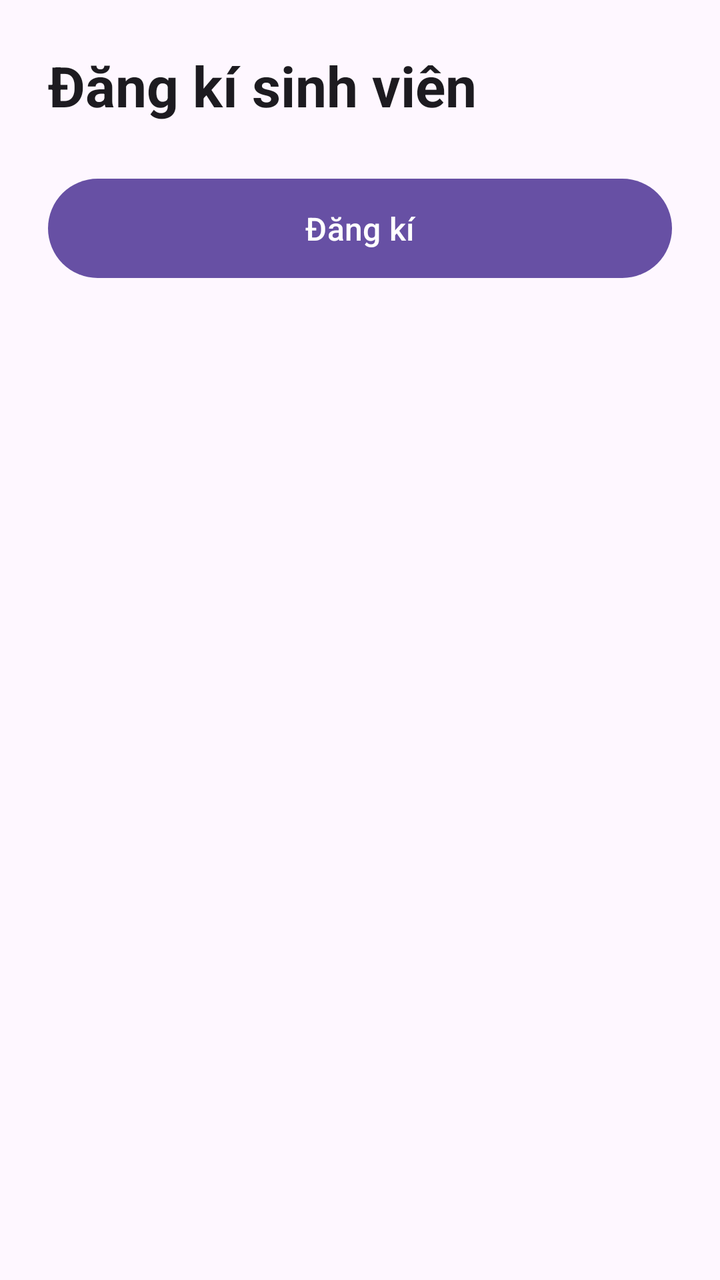
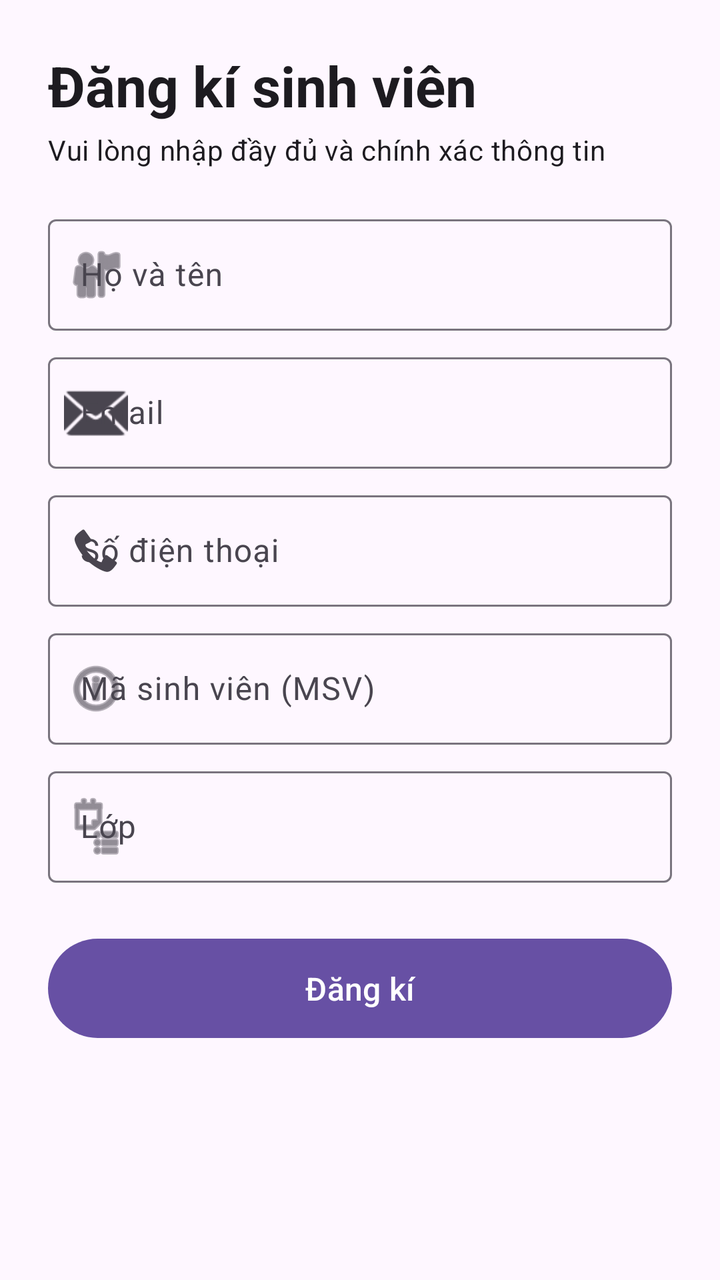

The first picture is an Android layout as it rendered before a commit; the second is the same layout after the commit. The layout source and the unified diff follow.
<!-- AndroidManifest.xml: application theme Theme.NDT_Event_Validation -->
<!-- res/layout/activity_main.xml -->
<?xml version="1.0" encoding="utf-8"?>
<ScrollView xmlns:android="http://schemas.android.com/apk/res/android"
    xmlns:tools="http://schemas.android.com/tools"
    android:id="@+id/main"
    android:layout_width="match_parent"
    android:layout_height="match_parent"
    android:fillViewport="true"
    tools:context=".MainActivity">

    <LinearLayout
        android:layout_width="match_parent"
        android:layout_height="wrap_content"
        android:orientation="vertical"
        android:padding="24dp">

        <TextView
            android:layout_width="match_parent"
            android:layout_height="wrap_content"
            android:text="@string/title_register"
            android:textAppearance="?attr/textAppearanceHeadlineMedium"
            android:textStyle="bold" />

        <com.google.android.material.button.MaterialButton
            android:id="@+id/btnRegister"
            android:layout_width="match_parent"
            android:layout_height="wrap_content"
            android:layout_marginTop="24dp"
            android:paddingVertical="14dp"
            android:text="@string/btn_register"
            android:textSize="16sp" />

    </LinearLayout>
</ScrollView>
<!-- resources referenced by this layout -->
<resources>
  <string name="btn_register">Đăng kí</string>
  <string name="title_register">Đăng kí sinh viên</string>
  <style name="Theme.NDT_Event_Validation" parent="Base.Theme.NDT_Event_Validation" />
  <style name="Base.Theme.NDT_Event_Validation" parent="Theme.Material3.DayNight.NoActionBar">
          
          
      </style>
</resources>

<!-- the commit's change to res/layout/activity_main.xml (unified diff, before → after) -->
@@ -1,5 +1,6 @@
 <?xml version="1.0" encoding="utf-8"?>
 <ScrollView xmlns:android="http://schemas.android.com/apk/res/android"
+    xmlns:app="http://schemas.android.com/apk/res-auto"
     xmlns:tools="http://schemas.android.com/tools"
     android:id="@+id/main"
     android:layout_width="match_parent"
@@ -20,6 +21,108 @@
             android:textAppearance="?attr/textAppearanceHeadlineMedium"
             android:textStyle="bold" />
 
+        <TextView
+            android:layout_width="match_parent"
+            android:layout_height="wrap_content"
+            android:layout_marginTop="4dp"
+            android:layout_marginBottom="20dp"
+            android:text="@string/subtitle_register"
+            android:textAppearance="?attr/textAppearanceBodyMedium" />
+
+        
+        <com.google.android.material.textfield.TextInputLayout
+            android:id="@+id/tilFullName"
+            style="@style/Widget.Material3.TextInputLayout.OutlinedBox"
+            android:layout_width="match_parent"
+            android:layout_height="wrap_content"
+            android:hint="@string/hint_full_name"
+            app:startIconDrawable="@android:drawable/ic_menu_myplaces">
+
+            <com.google.android.material.textfield.TextInputEditText
+                android:id="@+id/edtFullName"
+                android:layout_width="match_parent"
+                android:layout_height="wrap_content"
+                android:imeOptions="actionNext"
+                android:inputType="textPersonName|textCapWords"
+                android:maxLines="1" />
+        </com.google.android.material.textfield.TextInputLayout>
+
+        
+        <com.google.android.material.textfield.TextInputLayout
+            android:id="@+id/tilEmail"
+            style="@style/Widget.Material3.TextInputLayout.OutlinedBox"
+            android:layout_width="match_parent"
+            android:layout_height="wrap_content"
+            android:layout_marginTop="8dp"
+            android:hint="@string/hint_email"
+            app:startIconDrawable="@android:drawable/ic_dialog_email">
+
+            <com.google.android.material.textfield.TextInputEditText
+                android:id="@+id/edtEmail"
+                android:layout_width="match_parent"
+                android:layout_height="wrap_content"
+                android:imeOptions="actionNext"
+                android:inputType="textEmailAddress"
+                android:maxLines="1" />
+        </com.google.android.material.textfield.TextInputLayout>
+
+        
+        <com.google.android.material.textfield.TextInputLayout
+            android:id="@+id/tilPhone"
+            style="@style/Widget.Material3.TextInputLayout.OutlinedBox"
+            android:layout_width="match_parent"
+            android:layout_height="wrap_content"
+            android:layout_marginTop="8dp"
+            android:hint="@string/hint_phone"
+            app:startIconDrawable="@android:drawable/stat_sys_phone_call">
+
+            <com.google.android.material.textfield.TextInputEditText
+                android:id="@+id/edtPhone"
+                android:layout_width="match_parent"
+                android:layout_height="wrap_content"
+                android:imeOptions="actionNext"
+                android:inputType="phone"
+                android:maxLines="1" />
+        </com.google.android.material.textfield.TextInputLayout>
+
+        
+        <com.google.android.material.textfield.TextInputLayout
+            android:id="@+id/tilStudentId"
+            style="@style/Widget.Material3.TextInputLayout.OutlinedBox"
+            android:layout_width="match_parent"
+            android:layout_height="wrap_content"
+            android:layout_marginTop="8dp"
+            android:hint="@string/hint_student_id"
+            app:startIconDrawable="@android:drawable/ic_menu_info_details">
+
+            <com.google.android.material.textfield.TextInputEditText
+                android:id="@+id/edtStudentId"
+                android:layout_width="match_parent"
+                android:layout_height="wrap_content"
+                android:imeOptions="actionNext"
+                android:inputType="number"
+                android:maxLines="1" />
+        </com.google.android.material.textfield.TextInputLayout>
+
+        
+        <com.google.android.material.textfield.TextInputLayout
+            android:id="@+id/tilClassName"
+            style="@style/Widget.Material3.TextInputLayout.OutlinedBox"
+            android:layout_width="match_parent"
+            android:layout_height="wrap_content"
+            android:layout_marginTop="8dp"
+            android:hint="@string/hint_class_name"
+            app:startIconDrawable="@android:drawable/ic_menu_agenda">
+
+            <com.google.android.material.textfield.TextInputEditText
+                android:id="@+id/edtClassName"
+                android:layout_width="match_parent"
+                android:layout_height="wrap_content"
+                android:imeOptions="actionDone"
+                android:inputType="textCapCharacters"
+                android:maxLines="1" />
+        </com.google.android.material.textfield.TextInputLayout>
+
         <com.google.android.material.button.MaterialButton
             android:id="@+id/btnRegister"
             android:layout_width="match_parent"
<!-- resource entries referenced after the edit -->
@@ -1,6 +1,12 @@
 <!-- resources referenced by this layout -->
 <resources>
   <string name="btn_register">Đăng kí</string>
+  <string name="hint_class_name">Lớp</string>
+  <string name="hint_email">Email</string>
+  <string name="hint_full_name">Họ và tên</string>
+  <string name="hint_phone">Số điện thoại</string>
+  <string name="hint_student_id">Mã sinh viên (MSV)</string>
+  <string name="subtitle_register">Vui lòng nhập đầy đủ và chính xác thông tin</string>
   <string name="title_register">Đăng kí sinh viên</string>
   <style name="Theme.NDT_Event_Validation" parent="Base.Theme.NDT_Event_Validation" />
   <style name="Base.Theme.NDT_Event_Validation" parent="Theme.Material3.DayNight.NoActionBar">
